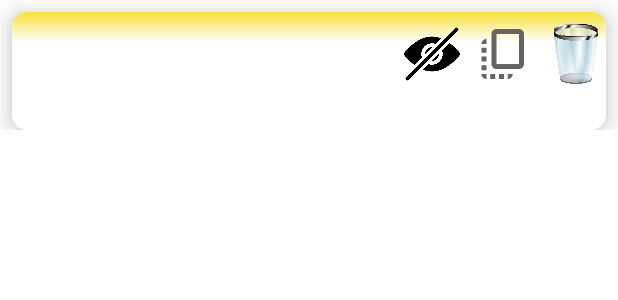
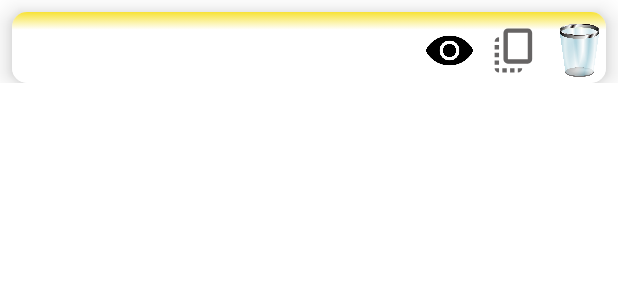
Before and after one commit to azimuton/EnglishIsEasy, an Android app: the layout item_new_words.xml on its own in the app's theme, with its tools: preview values and no code run, on a phone screen of 412 x 824 dp. Shown: the top 300 px of the screen. Run offline under Robolectric (Android 15) with nearby library versions, the phone set to English and light mode, and no system bars.

Commit message:
added ListAdapter in NewWordAdapter, added switch for showTranslate icon

```diff
--- a/app/src/main/res/layout/item_new_words.xml
+++ b/app/src/main/res/layout/item_new_words.xml
@@ -3,7 +3,8 @@
     xmlns:app="http://schemas.android.com/apk/res-auto"
     xmlns:tools="http://schemas.android.com/tools"
     android:layout_width="match_parent"
-    android:layout_height="wrap_content">
+    android:layout_height="wrap_content"
+    android:paddingBottom="4dp">
 
     <androidx.cardview.widget.CardView
         android:layout_width="match_parent"
@@ -20,27 +21,26 @@
         <androidx.constraintlayout.widget.ConstraintLayout
             android:layout_width="match_parent"
             android:layout_height="match_parent"
-            android:background="@drawable/circle_new">
+            android:background="@drawable/circle_new"
+            android:paddingBottom="4dp">
 
             <TextView
                 android:id="@+id/tvItemWord"
-                android:layout_width="0dp"
+                android:layout_width="280dp"
                 android:layout_height="wrap_content"
                 android:layout_marginStart="8dp"
                 android:layout_marginTop="8dp"
-                android:layout_marginEnd="8dp"
                 android:textAllCaps="false"
                 android:textColor="@color/gray"
                 android:textSize="20sp"
                 android:textStyle="bold"
-                app:layout_constraintEnd_toStartOf="@+id/ivItemEye"
                 app:layout_constraintStart_toStartOf="parent"
                 app:layout_constraintTop_toTopOf="parent" />
 
             <ImageView
                 android:id="@+id/ivItemDelete"
-                android:layout_width="40dp"
-                android:layout_height="40dp"
+                android:layout_width="35dp"
+                android:layout_height="35dp"
                 android:layout_marginTop="8dp"
                 app:layout_constraintEnd_toEndOf="parent"
                 app:layout_constraintTop_toTopOf="parent"
@@ -48,8 +48,8 @@
 
             <ImageView
                 android:id="@+id/ivItemCopyWordToLearned"
-                android:layout_width="40dp"
-                android:layout_height="40dp"
+                android:layout_width="35dp"
+                android:layout_height="35dp"
                 android:layout_marginTop="8dp"
                 android:layout_marginEnd="8dp"
                 app:layout_constraintEnd_toStartOf="@+id/ivItemDelete"
@@ -57,11 +57,12 @@
                 app:srcCompat="@drawable/ic_baseline_copy_all_24" />
 
             <ImageView
-                android:id="@+id/ivItemEye"
-                android:layout_width="40dp"
-                android:layout_height="40dp"
+                android:id="@+id/ivItemEyeClosed"
+                android:layout_width="35dp"
+                android:layout_height="35dp"
                 android:layout_marginTop="8dp"
                 android:layout_marginEnd="8dp"
+                android:visibility="gone"
                 app:layout_constraintEnd_toStartOf="@+id/ivItemCopyWordToLearned"
                 app:layout_constraintTop_toTopOf="parent"
                 app:srcCompat="@drawable/eyeclose" />
@@ -76,9 +77,20 @@
                 android:textColor="#CC0E0E"
                 android:textSize="20sp"
                 android:textStyle="bold|italic"
+                android:visibility="gone"
                 app:layout_constraintEnd_toEndOf="parent"
                 app:layout_constraintStart_toStartOf="parent"
                 app:layout_constraintTop_toBottomOf="@+id/tvItemWord" />
+
+            <ImageView
+                android:id="@+id/ivItemEyeOpen"
+                android:layout_width="35dp"
+                android:layout_height="35dp"
+                android:layout_marginTop="8dp"
+                android:layout_marginEnd="8dp"
+                app:layout_constraintEnd_toStartOf="@+id/ivItemCopyWordToLearned"
+                app:layout_constraintTop_toTopOf="parent"
+                app:srcCompat="@drawable/eyeopen" />
         </androidx.constraintlayout.widget.ConstraintLayout>
     </androidx.cardview.widget.CardView>
 
```
Also changed, not shown: app/src/main/java/com/azimuton/englishiseasy/adapters/NewWordsAdapter.kt (+14 -18 lines), app/src/main/java/com/azimuton/englishiseasy/adapters/WordDiffCallback.kt (added, +16 -0 lines), app/src/main/java/com/azimuton/englishiseasy/fragments/LearnFragment.kt (+10 -6 lines).
